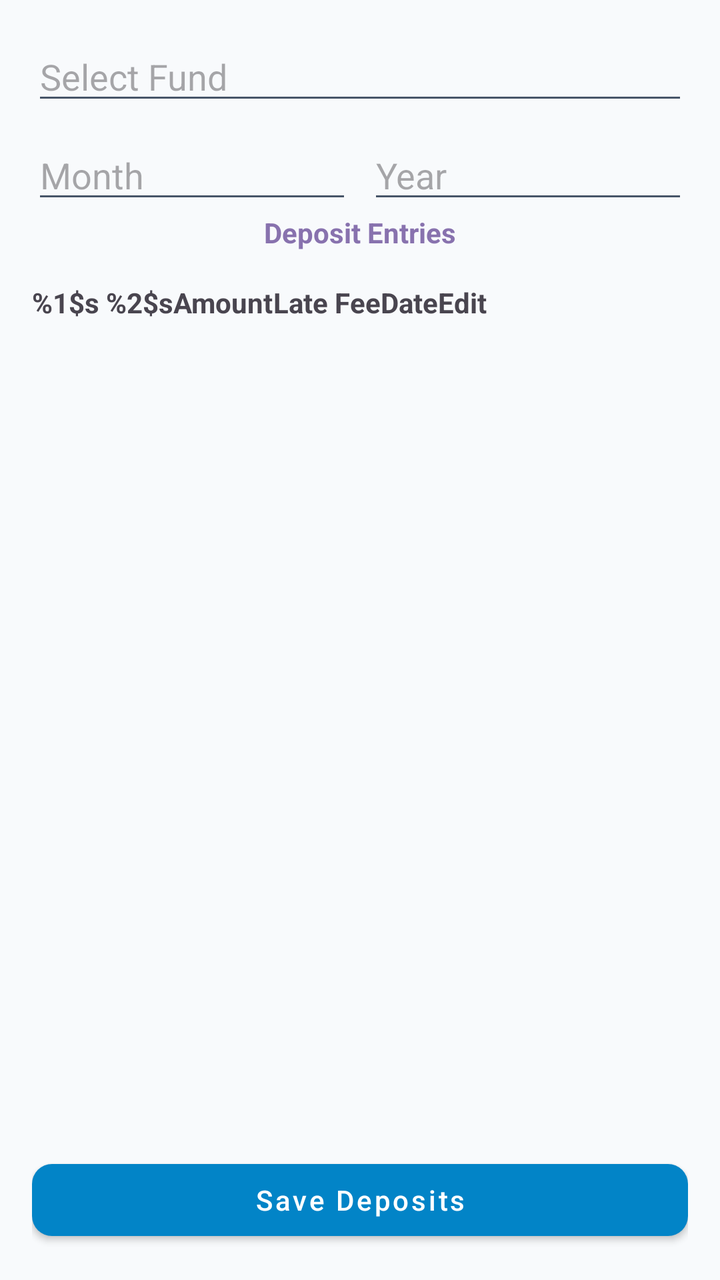
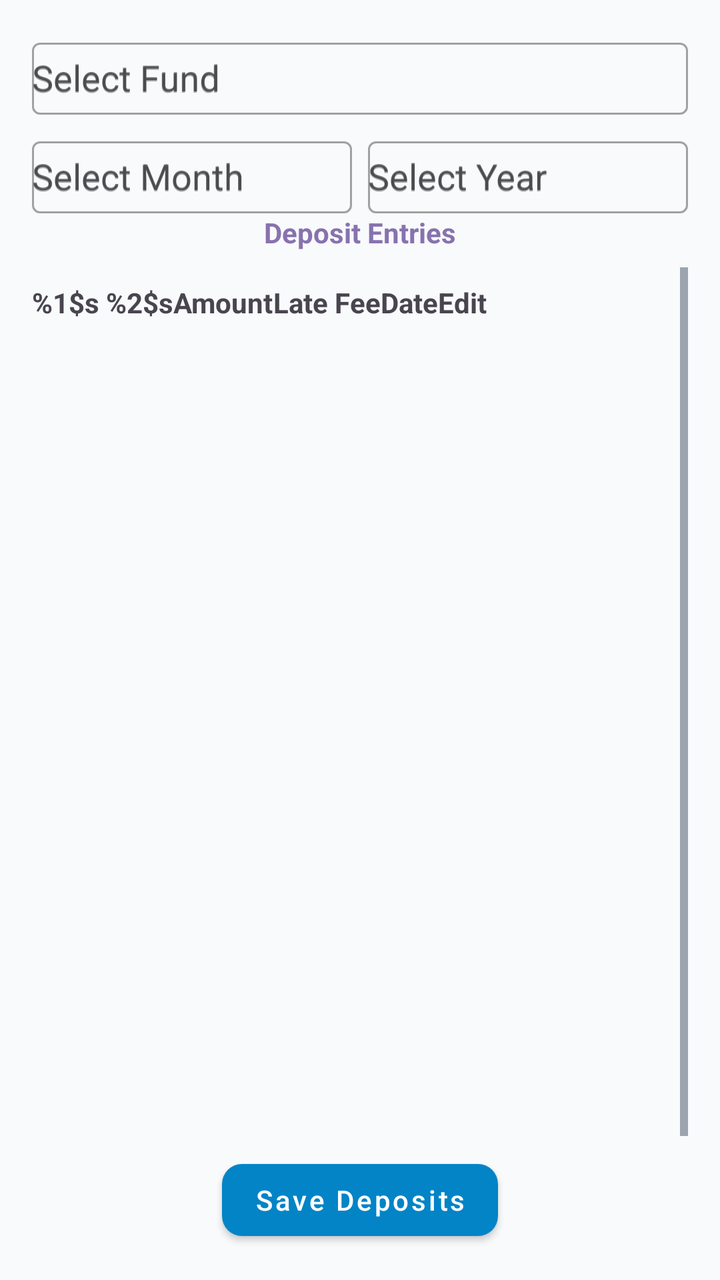

Screens rendered from an Android XML layout before and after an edit, with the pre-edit source and the edit as a unified diff.
<!-- AndroidManifest.xml: application theme Theme.ApnaFund -->
<!-- res/layout/fragment_deposit_entry.xml -->
<?xml version="1.0" encoding="utf-8"?>
<LinearLayout xmlns:android="http://schemas.android.com/apk/res/android"
    android:layout_width="match_parent"
    android:layout_height="match_parent"
    android:orientation="vertical"
    android:padding="16dp">

    <AutoCompleteTextView
        android:id="@+id/dropdown_fund"
        android:layout_width="match_parent"
        android:layout_height="wrap_content"
        android:hint="@string/text_select_fund" />

    <LinearLayout
        android:layout_width="match_parent"
        android:layout_height="wrap_content"
        android:layout_marginTop="8dp"
        android:orientation="horizontal">

        <AutoCompleteTextView
            android:id="@+id/dropdown_month"
            android:layout_width="0dp"
            android:layout_height="wrap_content"
            android:layout_weight="1"
            android:hint="@string/text_month" />

        <AutoCompleteTextView
            android:id="@+id/dropdown_year"
            android:layout_width="0dp"
            android:layout_height="wrap_content"
            android:layout_marginStart="8dp"
            android:layout_weight="1"
            android:hint="@string/text_year" />
    </LinearLayout>

    <TextView
        android:id="@+id/text_view_deposit_entries"
        android:layout_width="match_parent"
        android:layout_height="wrap_content"
        android:text="@string/text_deposits_entries"
        android:textAlignment="center"
        android:textColor="@color/purple"
        android:textSize="14sp"
        android:textStyle="bold" />

    <ScrollView
        android:layout_width="match_parent"
        android:layout_height="0dp"
        android:layout_marginTop="8dp"
        android:layout_weight="1">

        <HorizontalScrollView
            android:layout_width="match_parent"
            android:layout_height="0dp"
            android:layout_marginTop="8dp">

            <TableLayout
                android:id="@+id/table_deposit_entries"
                android:layout_width="match_parent"
                android:layout_height="wrap_content"
                android:stretchColumns="1,2,3,4">

                <TableRow>

                    <TextView
                        android:text="@string/text_member_name"
                        android:textStyle="bold" />

                    <TextView
                        android:text="@string/text_amount"
                        android:textStyle="bold" />

                    <TextView
                        android:text="@string/text_late_fee"
                        android:textStyle="bold" />

                    <TextView
                        android:text="@string/text_date"
                        android:textStyle="bold" />

                    <TextView
                        android:text="@string/text_edit"
                        android:textStyle="bold" />
                </TableRow>

            </TableLayout>
        </HorizontalScrollView>
    </ScrollView>

    <com.google.android.material.button.MaterialButton
        android:id="@+id/button_save_all"
        style="@style/ApnaFundButton.Primary"
        android:layout_width="match_parent"
        android:layout_height="wrap_content"
        android:text="@string/text_save_deposits" />

</LinearLayout>
<!-- resources referenced by this layout -->
<resources>
  <color name="purple">#8872AE</color>
  <string name="text_amount">Amount</string>
  <string name="text_date">Date</string>
  <string name="text_deposits_entries">Deposit Entries</string>
  <string name="text_edit">Edit</string>
  <string name="text_late_fee">Late Fee</string>
  <string name="text_member_name">%1$s %2$s</string>
  <string name="text_month">Month</string>
  <string name="text_save_deposits">Save Deposits</string>
  <string name="text_select_fund">Select Fund</string>
  <string name="text_year">Year</string>
  <style name="ApnaFundButton.Primary" parent="Widget.MaterialComponents.Button">
          <item name="android:textColor">@color/btn_primary_text_selector</item>
          <item name="backgroundTint">@color/btn_primary_bg_selector</item>
          <item name="cornerRadius">10dp</item>
          <item name="android:textAllCaps">false</item>
      </style>
  <style name="Theme.ApnaFund" parent="Base.Theme.ApnaFund" />
  <style name="Base.Theme.ApnaFund" parent="Theme.Material3.DayNight.NoActionBar">
          
          
          <item name="colorSecondary">#00ACC1</item> 
          <item name="colorTertiary">#FDD835</item> 
          
          <item name="android:colorBackground">@color/background</item>
  
          
          <item name="colorSurface">@color/surface</item>
          <item name="colorOnSurface">@color/text_primary</item>
          <item name="colorSurfaceVariant">@color/surface_variant</item>
  
          
          <item name="colorPrimary">@color/blue_dark</item>
          <item name="colorOnPrimary">@color/on_primary</item>
  
          
          <item name="android:textColorPrimary">@color/text_primary</item>
          <item name="android:textColorSecondary">@color/text_secondary</item>
      </style>
  <color name="background">#F8FAFC</color>
  <color name="surface">#FFFFFF</color>
  <color name="text_primary">#0F1012</color>
  <color name="surface_variant">#E2E8F0</color>
  <color name="blue_dark">#117AA7</color>
  <color name="on_primary">#FFFFFF</color>
  <color name="text_secondary">#475569</color>
</resources>

<!-- the commit's change to res/layout/fragment_deposit_entry.xml (unified diff, before → after) -->
@@ -5,11 +5,21 @@
     android:orientation="vertical"
     android:padding="16dp">
 
-    <AutoCompleteTextView
-        android:id="@+id/dropdown_fund"
+    <com.google.android.material.textfield.TextInputLayout
+        style="@style/Widget.MaterialComponents.TextInputLayout.OutlinedBox"
         android:layout_width="match_parent"
         android:layout_height="wrap_content"
-        android:hint="@string/text_select_fund" />
+        android:hint="@string/text_select_fund">
+
+        <AutoCompleteTextView
+            android:id="@+id/dropdown_fund"
+            android:layout_width="match_parent"
+            android:layout_height="wrap_content"
+            android:hint="@string/text_select_fund"
+            android:inputType="none"
+            android:minHeight="36dp" />
+
+    </com.google.android.material.textfield.TextInputLayout>
 
     <LinearLayout
         android:layout_width="match_parent"
@@ -17,20 +27,40 @@
         android:layout_marginTop="8dp"
         android:orientation="horizontal">
 
-        <AutoCompleteTextView
-            android:id="@+id/dropdown_month"
+        <com.google.android.material.textfield.TextInputLayout
+            style="@style/Widget.MaterialComponents.TextInputLayout.OutlinedBox"
             android:layout_width="0dp"
             android:layout_height="wrap_content"
             android:layout_weight="1"
-            android:hint="@string/text_month" />
 
-        <AutoCompleteTextView
-            android:id="@+id/dropdown_year"
+            android:hint="@string/text_month">
+
+            <AutoCompleteTextView
+                android:id="@+id/dropdown_month"
+                android:layout_width="match_parent"
+                android:layout_height="wrap_content"
+                android:hint="@string/text_month"
+                android:inputType="none"
+                android:minHeight="36dp"/>
+
+        </com.google.android.material.textfield.TextInputLayout>
+
+        <com.google.android.material.textfield.TextInputLayout
+            style="@style/Widget.MaterialComponents.TextInputLayout.OutlinedBox"
             android:layout_width="0dp"
             android:layout_height="wrap_content"
             android:layout_marginStart="8dp"
             android:layout_weight="1"
-            android:hint="@string/text_year" />
+            android:hint="@string/text_year">
+
+            <AutoCompleteTextView
+                android:id="@+id/dropdown_year"
+                android:layout_width="match_parent"
+                android:layout_height="wrap_content"
+                android:hint="@string/text_year"
+                android:inputType="none"
+                android:minHeight="36dp"/>
+        </com.google.android.material.textfield.TextInputLayout>
     </LinearLayout>
 
     <TextView
@@ -45,18 +75,23 @@
 
     <ScrollView
         android:layout_width="match_parent"
+        android:id="@+id/verticalDepScrollView"
         android:layout_height="0dp"
         android:layout_marginTop="8dp"
-        android:layout_weight="1">
+        android:layout_weight="1"
+        android:scrollbars="vertical"
+        android:fillViewport="true"
+        android:fadeScrollbars="false">
 
         <HorizontalScrollView
             android:layout_width="match_parent"
-            android:layout_height="0dp"
-            android:layout_marginTop="8dp">
+            android:layout_height="wrap_content"
+            android:layout_marginTop="8dp"
+            android:scrollbars="horizontal">
 
             <TableLayout
                 android:id="@+id/table_deposit_entries"
-                android:layout_width="match_parent"
+                android:layout_width="wrap_content"
                 android:layout_height="wrap_content"
                 android:stretchColumns="1,2,3,4">
 
@@ -90,8 +125,9 @@
     <com.google.android.material.button.MaterialButton
         android:id="@+id/button_save_all"
         style="@style/ApnaFundButton.Primary"
-        android:layout_width="match_parent"
+        android:layout_width="wrap_content"
         android:layout_height="wrap_content"
+        android:layout_gravity="center_horizontal"
         android:text="@string/text_save_deposits" />
 
 </LinearLayout>
<!-- resource entries referenced after the edit -->
@@ -7,10 +7,10 @@
   <string name="text_edit">Edit</string>
   <string name="text_late_fee">Late Fee</string>
   <string name="text_member_name">%1$s %2$s</string>
-  <string name="text_month">Month</string>
+  <string name="text_month">Select Month</string>
   <string name="text_save_deposits">Save Deposits</string>
   <string name="text_select_fund">Select Fund</string>
-  <string name="text_year">Year</string>
+  <string name="text_year"> Select Year</string>
   <style name="ApnaFundButton.Primary" parent="Widget.MaterialComponents.Button">
           <item name="android:textColor">@color/btn_primary_text_selector</item>
           <item name="backgroundTint">@color/btn_primary_bg_selector</item>
